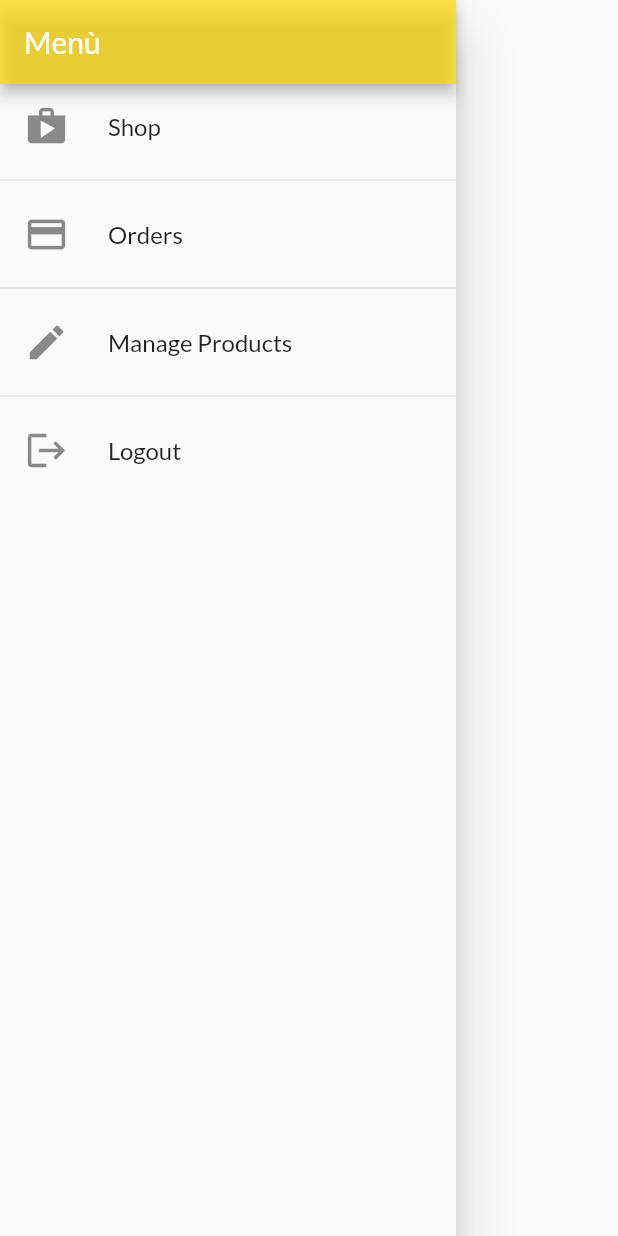
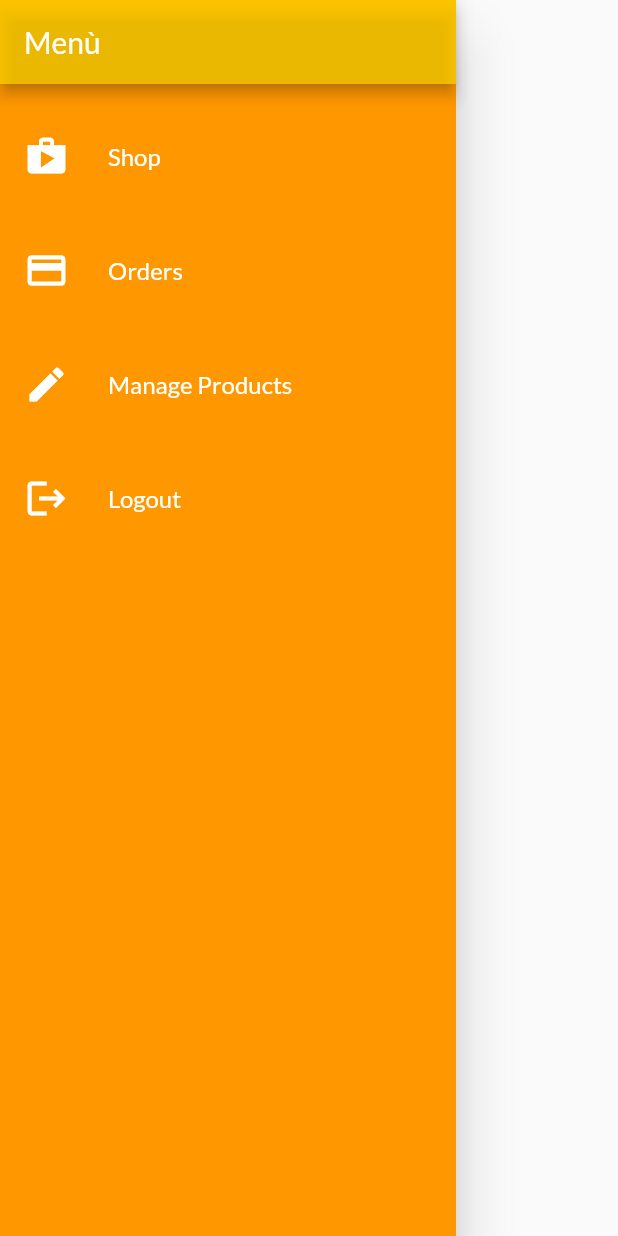
Before and after one commit to edoardopaolinelli/Resell-app, a Flutter app: the AppDrawer widget shown alone on an empty page, opened directly, on a phone screen of 412 x 824 dp. Run offline on Flutter 3.47's test engine with Material 2 defaults, Android fonts, the phone set to English and light mode, and no system bars; our stand-ins replace flutter_spinkit, shared_preferences; accounts and stored records are empty; network calls fail.

Commit message:
Modificato l'appDrawer e aggiunto lo zoom dell'immagine nella schermata di dettaglio dei prodotti

```diff
--- a/lib/widgets/app_drawer.dart
+++ b/lib/widgets/app_drawer.dart
@@ -10,6 +10,8 @@ class AppDrawer extends StatelessWidget {
   @override
   Widget build(BuildContext context) {
     return Drawer(
+      child: Material(
+        color: Theme.of(context).colorScheme.secondary,
         child: Column(
           children: [
             AppBar(
@@ -18,35 +20,73 @@ class AppDrawer extends StatelessWidget {
               title: const Text('Menù'),
               automaticallyImplyLeading: false,
             ),
+            const SizedBox(
+              height: 20,
+            ),
             ListTile(
-            leading: const Icon(Icons.shop),
-            title: const Text('Shop'),
+              leading: const Icon(
+                Icons.shop,
+                color: Colors.white,
+              ),
+              title: const Text('Shop', style: TextStyle(color: Colors.white)),
               onTap: () => Navigator.of(context).pushReplacementNamed('/'),
+              hoverColor: Colors.white70,
             ),
-          const Divider(),
+            const SizedBox(height: 20),
             ListTile(
-            leading: const Icon(Icons.payment),
-            title: const Text('Orders'),
+              leading: const Icon(
+                Icons.payment,
+                color: Colors.white,
+              ),
+              title:
+                  const Text('Orders', style: TextStyle(color: Colors.white)),
               onTap: () => Navigator.of(context)
                   .pushReplacementNamed(OrdersScreen.routeName),
             ),
-          const Divider(),
+            const SizedBox(height: 20),
             ListTile(
-            leading: const Icon(Icons.edit),
-            title: const Text('Manage Products'),
+              leading: const Icon(
+                Icons.edit,
+                color: Colors.white,
+              ),
+              title: const Text('Manage Products',
+                  style: TextStyle(color: Colors.white)),
               onTap: () => Navigator.of(context)
                   .pushReplacementNamed(UserProductsScreen.routeName),
             ),
-          const Divider(),
+            const SizedBox(height: 20),
             ListTile(
-              leading: const Icon(Icons.logout),
-              title: const Text('Logout'),
+                leading: const Icon(
+                  Icons.logout,
+                  color: Colors.white,
+                ),
+                title:
+                    const Text('Logout', style: TextStyle(color: Colors.white)),
                 onTap: () {
+                  showDialog(
+                    context: context,
+                    builder: (context) => AlertDialog(
+                      title: const Text('Are you sure to logout?'),
+                      actions: [
+                        TextButton(
+                          onPressed: () => Navigator.of(context).pop(),
+                          child: const Text('Cancel'),
+                        ),
+                        TextButton(
+                          onPressed: () {
                             Navigator.of(context).pop();
                             Navigator.of(context).pushReplacementNamed('/');
-                Provider.of<Authentication>(context, listen: false).logout();
+                            Provider.of<Authentication>(context, listen: false)
+                                .logout();
+                          },
+                          child: const Text('Continue'),
+                        )
+                      ],
+                    ),
+                  );
                 }),
           ],
+        ),
       ),
     );
   }
--- a/lib/widgets/products_grid.dart
+++ b/lib/widgets/products_grid.dart
@@ -18,7 +18,7 @@ class ProductsGrid extends StatelessWidget {
       itemCount: products.length,
       gridDelegate: const SliverGridDelegateWithFixedCrossAxisCount(
         crossAxisCount: 2,
-        childAspectRatio: 3 / 2,
+        childAspectRatio: 2.25 / 2,
         crossAxisSpacing: 10,
         mainAxisSpacing: 10,
       ),
```
Also changed, not shown: lib/screens/product_detail_screen.dart (+66 -6 lines), lib/widgets/product_item.dart (+5 -2 lines). Lines whose indentation alone changed are shown as unchanged.
